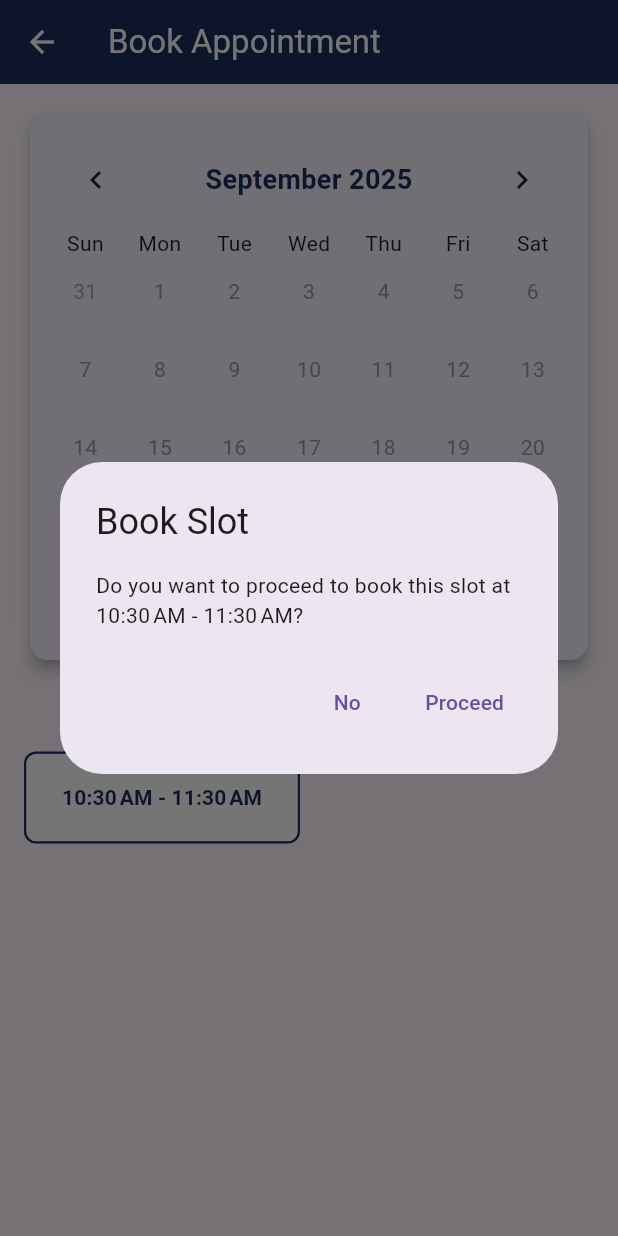
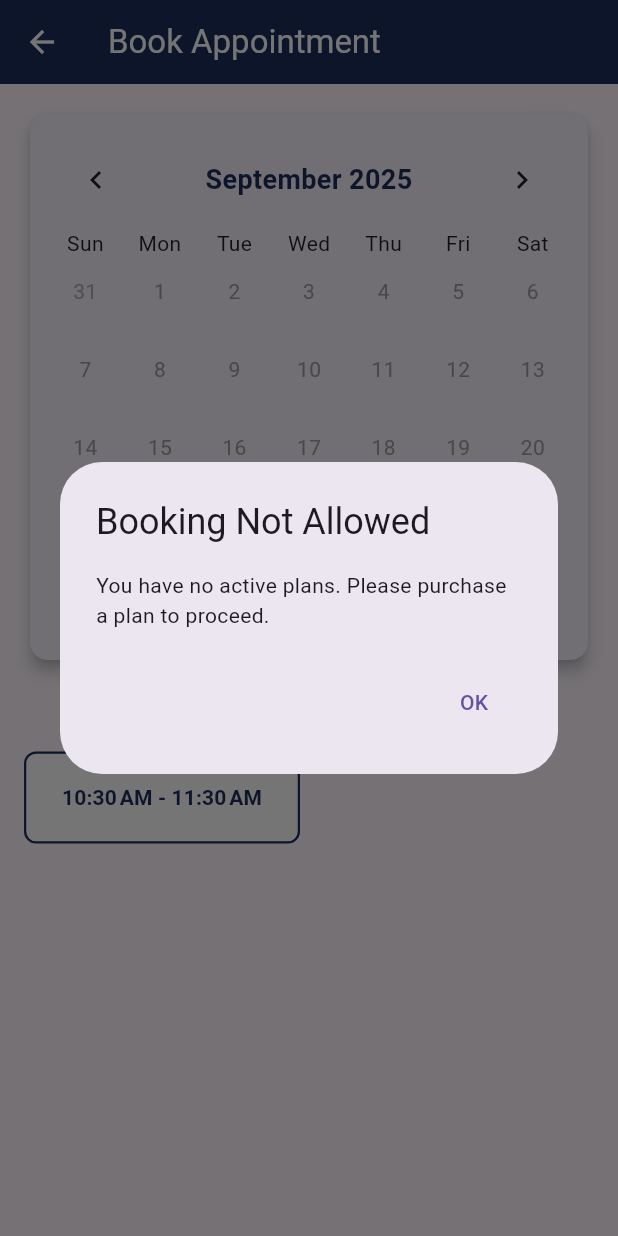
Before and after one commit to manchinenir/Fitness-App, a Flutter app: the ClientBookSlot screen opened directly, after a tap on an icon or button, on a phone screen of 412 x 824 dp. Run offline on Flutter 3.47's test engine with Material 3 defaults, Android fonts, the phone set to English and light mode, and no system bars; drawn by our look-alikes of table_calendar; our stand-ins replace cloud_firestore, firebase_auth, firebase_core, firebase_messaging, firebase_storage, fl_chart and 7 more; missing offline and left inert: clipboard; accounts and stored records are empty.

```diff
--- a/lib/screens/client_book_slot.dart
+++ b/lib/screens/client_book_slot.dart
@@ -189,6 +189,11 @@ class _ClientBookSlotState extends State<ClientBookSlot> {
         });
       });
 
+      // Increment remaining sessions when cancelling
+      if (!suppressError) {
+        await _incrementRemainingSessions(currentUser.uid);
+      }
+
       if (!suppressError) {
         ScaffoldMessenger.of(context).showSnackBar(
           const SnackBar(
@@ -214,6 +219,134 @@ class _ClientBookSlotState extends State<ClientBookSlot> {
     }
   }
 
+  // Increment remaining sessions when a booking is cancelled
+  Future<void> _incrementRemainingSessions(String userId) async {
+    try {
+      final querySnapshot = await FirebaseFirestore.instance
+          .collection('client_purchases')
+          .where('userId', isEqualTo: userId)
+          .where('status', isEqualTo: 'active')
+          .get();
+
+      if (querySnapshot.docs.isNotEmpty) {
+        // Find the active plan with remaining sessions less than total sessions
+        for (var doc in querySnapshot.docs) {
+          final data = doc.data();
+          final remainingSessions = (data['remainingSessions'] as num?)?.toInt() ?? 0;
+          final totalSessions = (data['totalSessions'] as num?)?.toInt() ?? 0;
+
+          if (remainingSessions < totalSessions) {
+            await doc.reference.update({
+              'remainingSessions': remainingSessions + 1,
+            });
+            break;
+          }
+        }
+      }
+    } catch (e) {
+      debugPrint('Error incrementing remaining sessions: $e');
+    }
+  }
+
+  // Decrement remaining sessions when a booking is made
+  Future<void> _decrementRemainingSessions(String userId) async {
+    try {
+      final querySnapshot = await FirebaseFirestore.instance
+          .collection('client_purchases')
+          .where('userId', isEqualTo: userId)
+          .where('status', isEqualTo: 'active')
+          .where('remainingSessions', isGreaterThan: 0)
+          .get();
+
+      if (querySnapshot.docs.isNotEmpty) {
+        // Get the first active plan with remaining sessions
+        final doc = querySnapshot.docs.first;
+        final remainingSessions = (doc['remainingSessions'] as num?)?.toInt() ?? 0;
+
+        await doc.reference.update({
+          'remainingSessions': remainingSessions - 1,
+        });
+      }
+    } catch (e) {
+      debugPrint('Error decrementing remaining sessions: $e');
+    }
+  }
+
+  // Count user's booked slots to compare with remaining sessions
+  Future<int> _countUserBookedSlots(String userId) async {
+    try {
+      final now = DateTime.now();
+      final querySnapshot = await FirebaseFirestore.instance
+          .collection('trainer_slots')
+          .where('booked_by', arrayContains: userId)
+          .get();
+
+      int count = 0;
+      for (var doc in querySnapshot.docs) {
+        final docId = doc.id;
+        final parts = docId.split('|');
+        if (parts.length != 2) continue;
+
+        final dateStr = parts[0];
+        final DateFormat dateFormat = DateFormat('yyyy-MM-dd');
+        final slotDate = dateFormat.parse(dateStr);
+
+        // Only count future slots
+        if (slotDate.isAfter(now) || isSameDay(slotDate, now)) {
+          count++;
+        }
+      }
+      return count;
+    } catch (e) {
+      debugPrint('Error counting booked slots: $e');
+      return 0;
+    }
+  }
+
+  // Check if user has an active plan with remaining sessions
+  Future<Map<String, dynamic>> _checkUserEligibility() async {
+    final currentUser = FirebaseAuth.instance.currentUser;
+    if (currentUser == null) {
+      return {'eligible': false, 'message': 'Please sign in to book slots'};
+    }
+
+    try {
+      // Check client_purchases collection for active plans
+      final querySnapshot = await FirebaseFirestore.instance
+          .collection('client_purchases')
+          .where('userId', isEqualTo: currentUser.uid)
+          .where('status', isEqualTo: 'active')
+          .get();
+
+      if (querySnapshot.docs.isEmpty) {
+        return {'eligible': false, 'message': 'You have no active plans. Please purchase a plan to proceed.'};
+      }
+
+      // Get total remaining sessions from all active plans
+      int totalRemainingSessions = 0;
+      for (var doc in querySnapshot.docs) {
+        final remainingSessions = (doc['remainingSessions'] as num?)?.toInt() ?? 0;
+        totalRemainingSessions += remainingSessions;
+      }
+
+      if (totalRemainingSessions <= 0) {
+        return {'eligible': false, 'message': 'You have no remaining sessions. Please purchase more sessions to continue.'};
+      }
+
+      // Count user's booked slots
+      final bookedSlotsCount = await _countUserBookedSlots(currentUser.uid);
+
+      if (bookedSlotsCount >= totalRemainingSessions) {
+        return {'eligible': false, 'message': 'You have reached your session limit. You have booked all your available sessions.'};
+      }
+
+      return {'eligible': true, 'message': ''};
+    } catch (e) {
+      debugPrint('Error checking user eligibility: $e');
+      return {'eligible': false, 'message': 'Error checking your plan status. Please try again.'};
+    }
+  }
+
   void showSlotPopup(String time) async {
     if (_isLoading) return;
     final currentUser = FirebaseAuth.instance.currentUser;
@@ -230,6 +363,28 @@ class _ClientBookSlotState extends State<ClientBookSlot> {
     final doc = await FirebaseFirestore.instance.collection('trainer_slots').doc(docId).get();
     final isBookedByUser = doc.exists && (doc['booked_by'] ?? []).contains(currentUser.uid);
     final isFull = doc.exists && (doc['booked_by'] ?? []).length >= slotCapacity;
+
+    // If user is trying to book (not cancel), check eligibility
+    if (!isBookedByUser && !isFull) {
+      final eligibilityResult = await _checkUserEligibility();
+
+      if (!eligibilityResult['eligible']) {
+        showDialog(
+          context: context,
+          builder: (context) => AlertDialog(
+            title: const Text('Booking Not Allowed'),
+            content: Text(eligibilityResult['message']),
+            actions: [
+              TextButton(
+                onPressed: () => Navigator.pop(context),
+                child: const Text('OK'),
+              ),
+            ],
+          ),
+        );
+        return;
+      }
+    }
 
     showDialog(
       context: context,
@@ -269,6 +424,8 @@ class _ClientBookSlotState extends State<ClientBookSlot> {
                   );
 
                   if (result == true) {
+                    // Decrement remaining sessions when booking is confirmed
+                    await _decrementRemainingSessions(currentUser.uid);
                     setState(() {}); // refresh UI
                   }
                 }
```
Also changed, not shown: 2 other files.
